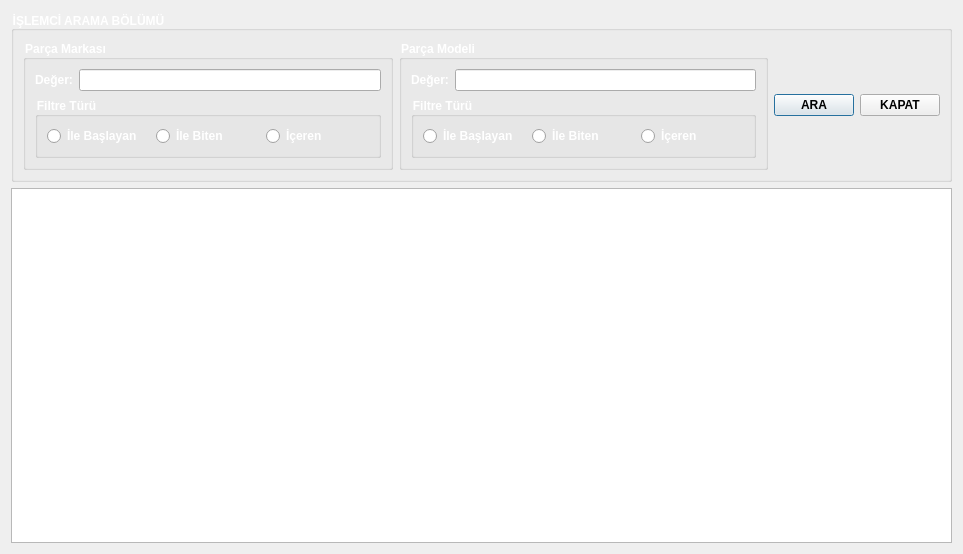
Old version of the form UI/ListeFormlari/tmoislemcilisteformu.ui in the repository onur35iii/TeknolojiMarketiOtomasyonu.
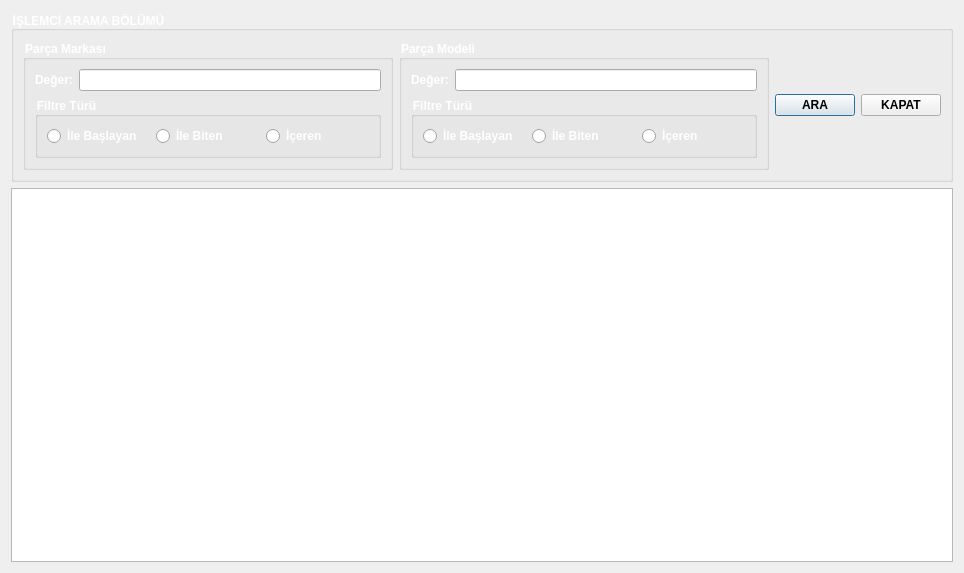
New version of the form. Icons and pictures are not drawn.

Patch:
```diff
--- a/UI/ListeFormlari/tmoislemcilisteformu.ui
+++ b/UI/ListeFormlari/tmoislemcilisteformu.ui
@@ -6,8 +6,8 @@
    <rect>
     <x>0</x>
     <y>0</y>
-    <width>963</width>
-    <height>554</height>
+    <width>964</width>
+    <height>573</height>
    </rect>
   </property>
   <property name="windowTitle">
```
Left out of the diff: 128 changed lines with no effect on the pictures.
